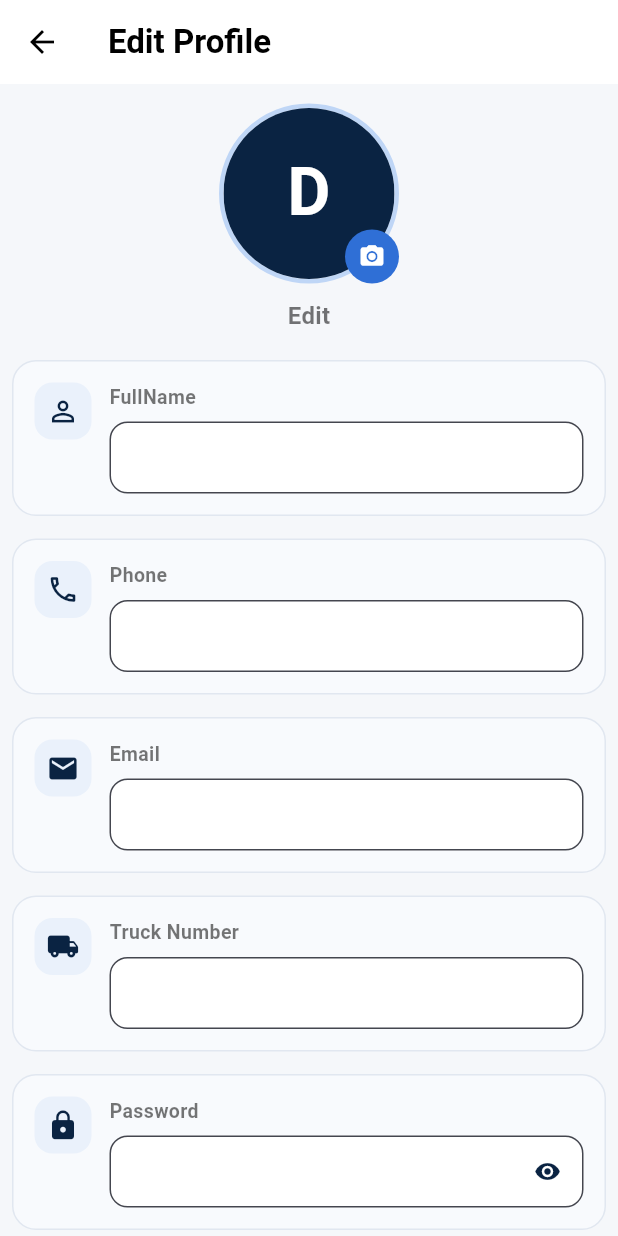
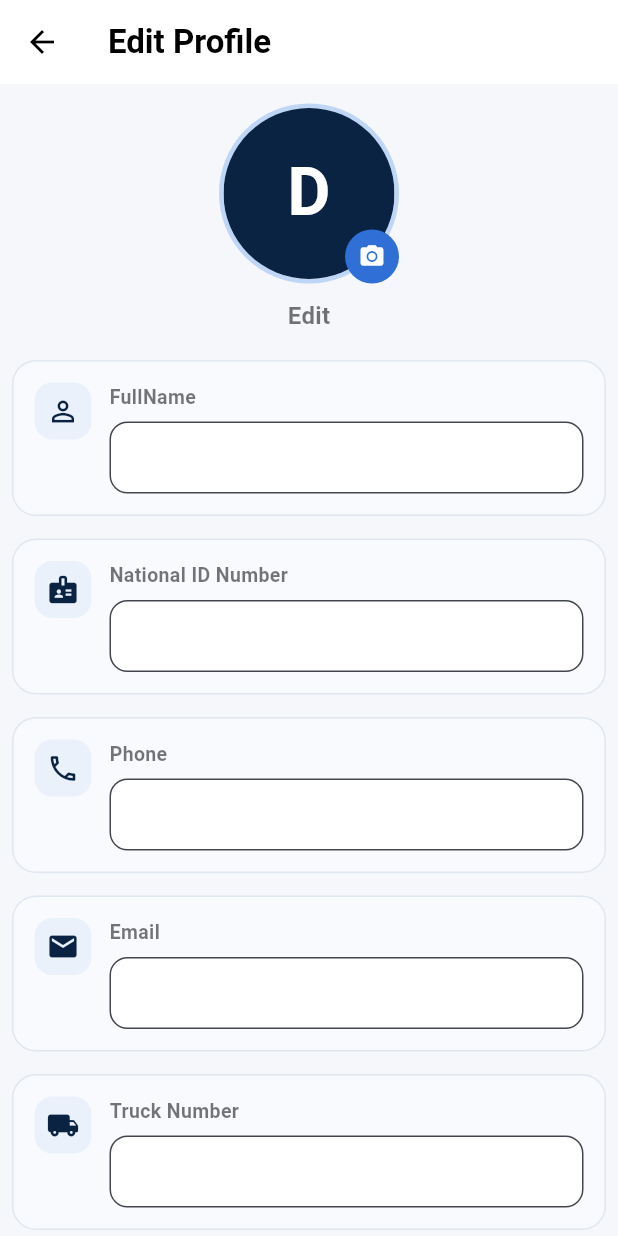
Before and after one commit to Nicole-Ch/BandariFlow--app, a Flutter app: the UpdateProfilePage screen opened directly with empty values, on a phone screen of 412 x 824 dp. Run offline on Flutter 3.47's test engine with Material 3 defaults, Android fonts, the phone set to English and light mode, and no system bars; our stand-ins replace connectivity_plus, file_picker, firebase_core, firebase_messaging, geolocator, permission_handler and 2 more; missing offline and left inert: mobile_scanner; accounts and stored records are empty; network calls fail.

Commit message:
Added National ID to driver profile

```diff
--- a/lib/views/driver/profile_page.dart
+++ b/lib/views/driver/profile_page.dart
@@ -131,6 +131,7 @@ class _ProfilePageState extends State<ProfilePage> {
                 profile?['user_email'] ?? '',
                 style: TextStyle(fontSize: 16, fontWeight: FontWeight.w500),
               ),
+
               Text(
                 profile?['preferred_truck'] ?? 'No truck assigned',
                 style: TextStyle(fontSize: 16, fontWeight: FontWeight.w500),
@@ -202,6 +203,15 @@ class _ProfilePageState extends State<ProfilePage> {
                       icon: Icons.mail_outline,
                       title: 'Email',
                       value: profile?['user_email'] ?? '',
+                    ),
+
+                    SizedBox(height: 10),
+                    Divider(height: 1),
+                    SizedBox(height: 10),
+                    _profileItem(
+                      icon: Icons.badge,
+                      title: 'National ID',
+                      value: profile?['id_number'] ?? '',
                     ),
 
                     SizedBox(height: 10),
--- a/lib/views/driver/update_profile.dart
+++ b/lib/views/driver/update_profile.dart
@@ -38,6 +38,9 @@ class _UpdateProfilePageState extends State<UpdateProfilePage> {
     phoneController = TextEditingController(
       text: widget.profile['phone'] ?? '',
     );
+    idNumberController = TextEditingController(
+      text: widget.profile['id_number'] ?? '',
+    );
     emailController = TextEditingController(
       text: widget.profile['user_email'] ?? '',
     );
@@ -45,9 +48,7 @@ class _UpdateProfilePageState extends State<UpdateProfilePage> {
       text: widget.profile['preferred_truck'] ?? '',
     );
     passwordController = TextEditingController(text: '');
-    idNumberController = TextEditingController(
-      text: widget.profile['id_number'] ?? '',
-    );
+
     licenseController = TextEditingController(
       text: widget.profile['license_number'] ?? '',
     );
@@ -295,6 +296,68 @@ class _UpdateProfilePageState extends State<UpdateProfilePage> {
                           SizedBox(height: 7),
                           TextField(
                             controller: fullNameController,
+                            style: TextStyle(color: Color(0xFF0A2342)),
+                            decoration: InputDecoration(
+                              isDense: true,
+                              filled: true,
+                              fillColor: Colors.white,
+                              border: OutlineInputBorder(
+                                borderRadius: BorderRadius.circular(12),
+                                borderSide: BorderSide(
+                                  color: Color(0xFFE1E7F0),
+                                ),
+                              ),
+                            ),
+                          ),
+                        ],
+                      ),
+                    ),
+                  ],
+                ),
+              ),
+
+              SizedBox(height: 15),
+
+              Container(
+                padding: EdgeInsets.all(14),
+
+                decoration: BoxDecoration(
+                  color: Color(0xFFF8FAFD),
+                  borderRadius: BorderRadius.circular(16),
+                  border: Border.all(color: Color(0xFFE1E7F0)),
+                ),
+                child: Row(
+                  crossAxisAlignment: CrossAxisAlignment.start,
+                  children: [
+                    Container(
+                      width: 38,
+                      height: 38,
+                      decoration: BoxDecoration(
+                        color: Color(0xFFEAF1FB),
+                        borderRadius: BorderRadius.circular(12),
+                      ),
+                      child: Icon(
+                        Icons.badge,
+                        color: Color(0xFF0A2342),
+                        size: 22,
+                      ),
+                    ),
+                    SizedBox(width: 12),
+                    Expanded(
+                      child: Column(
+                        crossAxisAlignment: CrossAxisAlignment.start,
+                        children: [
+                          Text(
+                            'National ID Number',
+                            style: TextStyle(
+                              color: Colors.black54,
+                              fontSize: 13,
+                              fontWeight: FontWeight.w600,
+                            ),
+                          ),
+                          SizedBox(height: 7),
+                          TextField(
+                            controller: idNumberController,
                             style: TextStyle(color: Color(0xFF0A2342)),
                             decoration: InputDecoration(
                               isDense: true,
```
